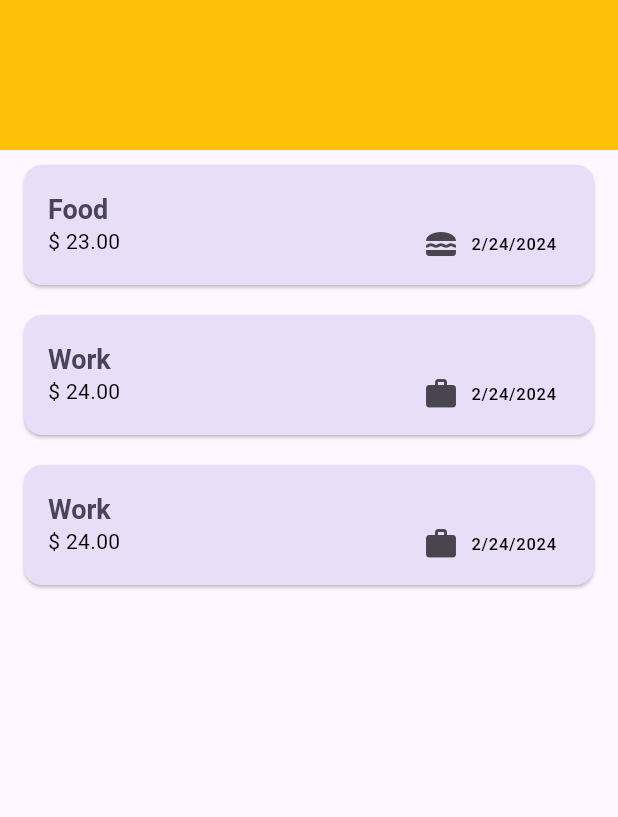
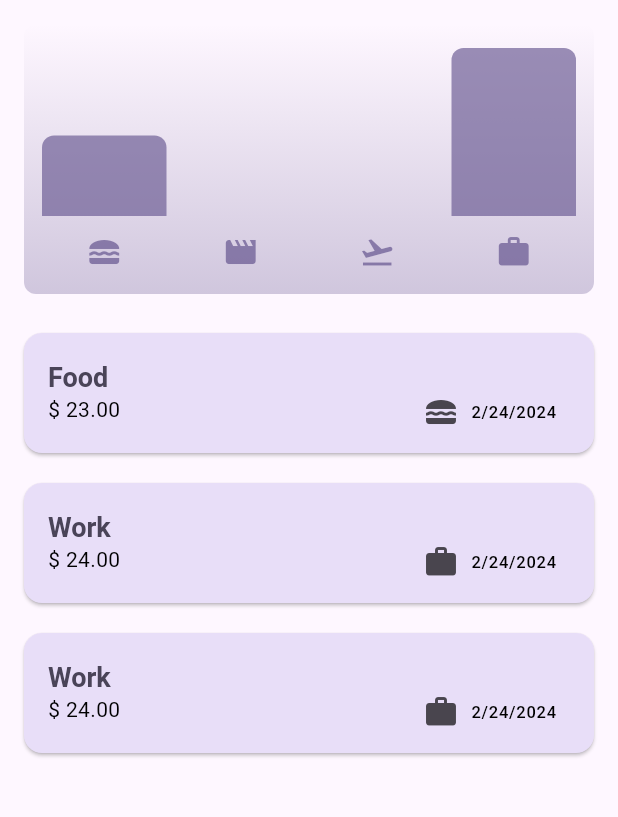
Before and after one commit to RAFYA-Hamza/FlutterAppProjects, a Flutter app: the screen it shows after launch, on a phone screen of 412 x 824 dp, the part 84-901 px from its top. Run offline on Flutter 3.47's test engine with Material 3 defaults, Android fonts, the phone set to English and light mode, and no system bars; our stand-ins replace google_fonts.

Commit message:
Last version of Expense Tracker App

```diff
--- a/expense_tracker_app/lib/expenses.dart
+++ b/expense_tracker_app/lib/expenses.dart
@@ -1,4 +1,5 @@
 import 'package:expense_tracker_app/models/expense.dart';
+import 'package:expense_tracker_app/widgets/chart/chart.dart';
 import 'package:expense_tracker_app/widgets/expenses_list/expenses_widget.dart';
 import 'package:expense_tracker_app/widgets/new_expense.dart';
 import 'package:flutter/material.dart';
@@ -89,11 +90,7 @@ class _ExpensesState extends State<Expenses> {
       ),
       body: Column(
         children: [
-          Container(
-            width: double.infinity,
-            height: 100,
-            color: Colors.amber,
-          ),
+          Chart(expenses: _registredExpense),
           _registredExpense.isEmpty
               ? const Expanded(
                   child: Center(
--- a/expense_tracker_app/lib/main.dart
+++ b/expense_tracker_app/lib/main.dart
@@ -3,6 +3,11 @@ import 'package:flutter/material.dart';
 
 var kColorScheme = ColorScheme.fromSeed(
   seedColor: const Color.fromARGB(255, 96, 59, 181),
+);
+
+var kDarkColorScheme = ColorScheme.fromSeed(
+  brightness: Brightness.dark,
+  seedColor: const Color.fromARGB(255, 5, 99, 125),
 );
 
 void main() {
@@ -15,6 +20,19 @@ class MyApp extends StatelessWidget {
   @override
   Widget build(BuildContext context) {
     return MaterialApp(
+      darkTheme: ThemeData.dark().copyWith(
+        colorScheme: kDarkColorScheme,
+        cardTheme: const CardTheme().copyWith(
+          color: kDarkColorScheme.secondaryContainer,
+          margin: const EdgeInsets.fromLTRB(16, 10, 16, 10),
+        ),
+        elevatedButtonTheme: ElevatedButtonThemeData(
+          style: ElevatedButton.styleFrom(
+            backgroundColor: kDarkColorScheme.primaryContainer,
+            foregroundColor: kDarkColorScheme.onPrimaryContainer,
+          ),
+        ),
+      ),
       theme: ThemeData().copyWith(
         colorScheme: kColorScheme,
         appBarTheme: const AppBarTheme().copyWith(
--- a/expense_tracker_app/lib/models/expense.dart
+++ b/expense_tracker_app/lib/models/expense.dart
@@ -38,3 +38,28 @@ class Expense {
     return formatter.format(date);
   }
 }
+
+class ExpenseBucket {
+  const ExpenseBucket({
+    required this.category,
+    required this.expenses,
+  });
+
+  ExpenseBucket.forCategory(List<Expense> allExpenses, this.category)
+      : expenses = allExpenses
+            .where((expense) => expense.category == category)
+            .toList();
+
+  final Category category;
+  final List<Expense> expenses;
+
+  double get totalExpenses {
+    double sum = 0;
+
+    for (var element in expenses) {
+      sum += element.amount;
+    }
+
+    return sum;
+  }
+}
--- /dev/null
+++ b/expense_tracker_app/lib/widgets/chart/chart.dart
@@ -0,0 +1,94 @@
+import 'package:expense_tracker_app/models/expense.dart';
+import 'package:expense_tracker_app/widgets/chart/chart_bar.dart';
+import 'package:flutter/material.dart';
+
+class Chart extends StatelessWidget {
+  const Chart({super.key, required this.expenses});
+
+  final List<Expense> expenses;
+
+  List<ExpenseBucket> get buckets {
+    return [
+      ExpenseBucket.forCategory(expenses, Category.food),
+      ExpenseBucket.forCategory(expenses, Category.leisure),
+      ExpenseBucket.forCategory(expenses, Category.travel),
+      ExpenseBucket.forCategory(expenses, Category.work),
+    ];
+  }
+
+  double get maxTotalExpense {
+    double maxTotalExpense = 0;
+
+    for (final bucket in buckets) {
+      if (bucket.totalExpenses > maxTotalExpense) {
+        maxTotalExpense = bucket.totalExpenses;
+      }
+    }
+
+    return maxTotalExpense;
+  }
+
+  @override
+  Widget build(BuildContext context) {
+    final isDarkMode =
+        MediaQuery.of(context).platformBrightness == Brightness.dark;
+    return Container(
+      margin: const EdgeInsets.all(16),
+      padding: const EdgeInsets.symmetric(
+        vertical: 16,
+        horizontal: 8,
+      ),
+      width: double.infinity,
+      height: 180,
+      decoration: BoxDecoration(
+        borderRadius: BorderRadius.circular(8),
+        gradient: LinearGradient(
+          colors: [
+            Theme.of(context).colorScheme.primary.withOpacity(0.3),
+            Theme.of(context).colorScheme.primary.withOpacity(0.0)
+          ],
+          begin: Alignment.bottomCenter,
+          end: Alignment.topCenter,
+        ),
+      ),
+      child: Column(
+        children: [
+          Expanded(
+            child: Row(
+              crossAxisAlignment: CrossAxisAlignment.end,
+              children: [
+                for (final bucket in buckets) // alternative to map()
+                  ChartBar(
+                    fill: bucket.totalExpenses == 0
+                        ? 0
+                        : bucket.totalExpenses / maxTotalExpense,
+                  )
+              ],
+            ),
+          ),
+          const SizedBox(height: 12),
+          Row(
+            children: buckets
+                .map(
+                  (bucket) => Expanded(
+                    child: Padding(
+                      padding: const EdgeInsets.symmetric(horizontal: 4),
+                      child: Icon(
+                        categoryIcons[bucket.category],
+                        color: isDarkMode
+                            ? Theme.of(context).colorScheme.secondary
+                            : Theme.of(context)
+                                .colorScheme
+                                .primary
+                                .withOpacity(0.7),
+                      ),
+                    ),
+                  ),
+                )
+                .toList(),
+          )
+        ],
+      ),
+    );
+  }
+}
--- /dev/null
+++ b/expense_tracker_app/lib/widgets/chart/chart_bar.dart
@@ -0,0 +1,34 @@
+import 'package:flutter/material.dart';
+
+class ChartBar extends StatelessWidget {
+  const ChartBar({
+    super.key,
+    required this.fill,
+  });
+
+  final double fill;
+
+  @override
+  Widget build(BuildContext context) {
+    final isDarkMode =
+        MediaQuery.of(context).platformBrightness == Brightness.dark;
+    return Expanded(
+      child: Padding(
+        padding: const EdgeInsets.symmetric(horizontal: 4),
+        child: FractionallySizedBox(
+          heightFactor: fill,
+          child: DecoratedBox(
+            decoration: BoxDecoration(
+              shape: BoxShape.rectangle,
+              borderRadius:
+                  const BorderRadius.vertical(top: Radius.circular(8)),
+              color: isDarkMode
+                  ? Theme.of(context).colorScheme.secondary
+                  : Theme.of(context).colorScheme.primary.withOpacity(0.65),
+            ),
+          ),
+        ),
+      ),
+    );
+  }
+}
--- a/expense_tracker_app/lib/widgets/expenses_list/expenses_widget.dart
+++ b/expense_tracker_app/lib/widgets/expenses_list/expenses_widget.dart
@@ -34,24 +34,14 @@ class ExpensesWidget extends StatelessWidget {
           background: Container(
             padding:
                 EdgeInsets.all(Theme.of(context).cardTheme.margin!.horizontal),
-            alignment: Alignment.center,
+            alignment: Alignment.centerRight,
             color: Colors.red,
             child: const Padding(
               padding: EdgeInsets.symmetric(horizontal: 20),
-              child: Row(
-                mainAxisAlignment: MainAxisAlignment.spaceBetween,
-                children: [
-                  Icon(
-                    Icons.delete,
-                    color: Colors.white,
-                    size: 30,
-                  ),
-                  Icon(
-                    Icons.delete,
-                    color: Colors.white,
-                    size: 30,
-                  ),
-                ],
+              child: Icon(
+                Icons.delete,
+                color: Colors.white,
+                size: 30,
               ),
             ),
           ),
```
